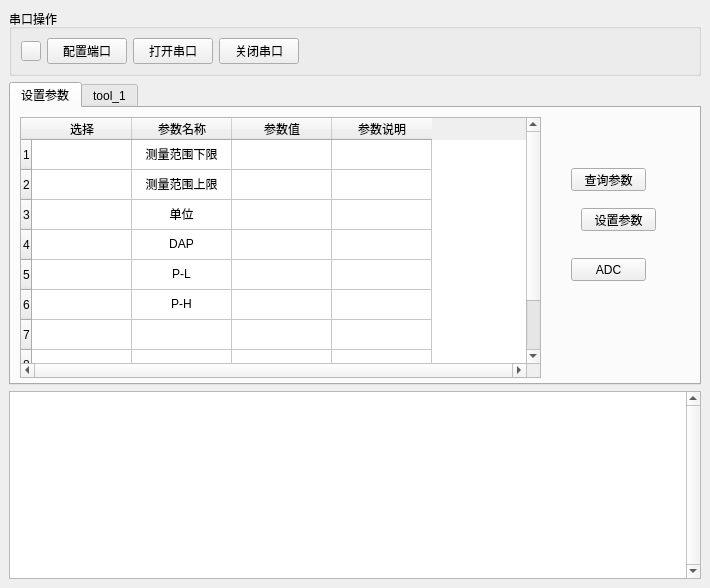
This is UI/MainUi.ui in lulei2147/CalibrationTool as Qt 5 draws it before an edit. The edited form follows.
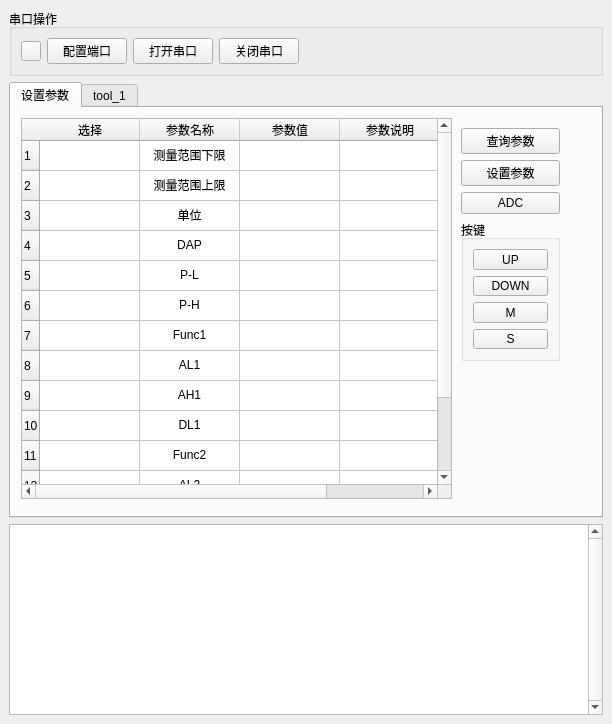
This is the edited form.

Commit message: “查询参数”功能初步完成

The edit to the form file:
```diff
--- a/UI/MainUi.ui
+++ b/UI/MainUi.ui
@@ -6,8 +6,8 @@
    <rect>
     <x>0</x>
     <y>0</y>
-    <width>710</width>
-    <height>588</height>
+    <width>612</width>
+    <height>724</height>
    </rect>
   </property>
   <property name="windowTitle">
@@ -16,7 +16,7 @@
   <widget class="QWidget" name="centralwidget">
    <layout class="QGridLayout" name="gridLayout">
     <item row="0" column="0">
-     <layout class="QVBoxLayout" name="verticalLayout_2" stretch="6,3">
+     <layout class="QVBoxLayout" name="verticalLayout_2" stretch="8,3">
       <item>
        <layout class="QVBoxLayout" name="verticalLayout">
         <item>
@@ -99,10 +99,10 @@
            <widget class="QTableWidget" name="tableWidget">
             <property name="geometry">
              <rect>
-              <x>9</x>
-              <y>9</y>
-              <width>521</width>
-              <height>261</height>
+              <x>10</x>
+              <y>10</y>
+              <width>431</width>
+              <height>381</height>
              </rect>
             </property>
             <property name="verticalScrollBarPolicy">
@@ -156,6 +156,31 @@
               <string>9</string>
              </property>
             </row>
+            <row>
+             <property name="text">
+              <string>10</string>
+             </property>
+            </row>
+            <row>
+             <property name="text">
+              <string>11</string>
+             </property>
+            </row>
+            <row>
+             <property name="text">
+              <string>12</string>
+             </property>
+            </row>
+            <row>
+             <property name="text">
+              <string>13</string>
+             </property>
+            </row>
+            <row>
+             <property name="text">
+              <string>14</string>
+             </property>
+            </row>
             <column>
              <property name="text">
               <string>    选择    </string>
@@ -326,6 +351,14 @@
               <set>AlignCenter</set>
              </property>
             </item>
+            <item row="6" column="1">
+             <property name="text">
+              <string>Func1</string>
+             </property>
+             <property name="textAlignment">
+              <set>AlignCenter</set>
+             </property>
+            </item>
             <item row="6" column="2">
              <property name="text">
               <string/>
@@ -334,45 +367,171 @@
               <set>AlignCenter</set>
              </property>
             </item>
+            <item row="7" column="1">
+             <property name="text">
+              <string>AL1</string>
+             </property>
+             <property name="textAlignment">
+              <set>AlignCenter</set>
+             </property>
+            </item>
+            <item row="7" column="2">
+             <property name="textAlignment">
+              <set>AlignCenter</set>
+             </property>
+            </item>
+            <item row="8" column="1">
+             <property name="text">
+              <string>AH1</string>
+             </property>
+             <property name="textAlignment">
+              <set>AlignCenter</set>
+             </property>
+            </item>
+            <item row="8" column="2">
+             <property name="textAlignment">
+              <set>AlignCenter</set>
+             </property>
+            </item>
+            <item row="9" column="1">
+             <property name="text">
+              <string>DL1</string>
+             </property>
+             <property name="textAlignment">
+              <set>AlignCenter</set>
+             </property>
+            </item>
+            <item row="9" column="2">
+             <property name="textAlignment">
+              <set>AlignCenter</set>
+             </property>
+            </item>
+            <item row="10" column="1">
+             <property name="text">
+              <string>Func2</string>
+             </property>
+             <property name="textAlignment">
+              <set>AlignCenter</set>
+             </property>
+            </item>
+            <item row="10" column="2">
+             <property name="textAlignment">
+              <set>AlignCenter</set>
+             </property>
+            </item>
+            <item row="11" column="1">
+             <property name="text">
+              <string>AL2</string>
+             </property>
+             <property name="textAlignment">
+              <set>AlignCenter</set>
+             </property>
+            </item>
+            <item row="11" column="2">
+             <property name="textAlignment">
+              <set>AlignCenter</set>
+             </property>
+            </item>
+            <item row="12" column="1">
+             <property name="text">
+              <string>AH2</string>
+             </property>
+             <property name="textAlignment">
+              <set>AlignCenter</set>
+             </property>
+            </item>
+            <item row="12" column="2">
+             <property name="textAlignment">
+              <set>AlignCenter</set>
+             </property>
+            </item>
+            <item row="13" column="1">
+             <property name="text">
+              <string>DL2</string>
+             </property>
+             <property name="textAlignment">
+              <set>AlignCenter</set>
+             </property>
+            </item>
+            <item row="13" column="2">
+             <property name="textAlignment">
+              <set>AlignCenter</set>
+             </property>
+            </item>
            </widget>
-           <widget class="QPushButton" name="btn_get_adc">
+           <widget class="QWidget" name="">
             <property name="geometry">
              <rect>
-              <x>560</x>
-              <y>150</y>
-              <width>75</width>
-              <height>23</height>
+              <x>450</x>
+              <y>20</y>
+              <width>99</width>
+              <height>233</height>
              </rect>
             </property>
-            <property name="text">
-             <string>ADC</string>
-            </property>
-           </widget>
-           <widget class="QPushButton" name="btn_queryParam">
-            <property name="geometry">
-             <rect>
-              <x>560</x>
-              <y>60</y>
-              <width>75</width>
-              <height>23</height>
-             </rect>
-            </property>
-            <property name="text">
-             <string>查询参数</string>
-            </property>
-           </widget>
-           <widget class="QPushButton" name="btn_setParam">
-            <property name="geometry">
-             <rect>
-              <x>570</x>
-              <y>100</y>
-              <width>75</width>
-              <height>23</height>
-             </rect>
-            </property>
-            <property name="text">
-             <string>设置参数</string>
-            </property>
+            <layout class="QVBoxLayout" name="verticalLayout_4">
+             <item>
+              <widget class="QPushButton" name="btn_queryParam">
+               <property name="text">
+                <string>查询参数</string>
+               </property>
+              </widget>
+             </item>
+             <item>
+              <widget class="QPushButton" name="btn_setParam">
+               <property name="text">
+                <string>设置参数</string>
+               </property>
+              </widget>
+             </item>
+             <item>
+              <widget class="QPushButton" name="btn_get_adc">
+               <property name="text">
+                <string>ADC</string>
+               </property>
+              </widget>
+             </item>
+             <item>
+              <widget class="QGroupBox" name="groupBox_2">
+               <property name="title">
+                <string>按键</string>
+               </property>
+               <layout class="QGridLayout" name="gridLayout_2">
+                <item row="0" column="0">
+                 <layout class="QVBoxLayout" name="verticalLayout_3">
+                  <item>
+                   <widget class="QPushButton" name="btn_keyUp">
+                    <property name="text">
+                     <string>UP</string>
+                    </property>
+                   </widget>
+                  </item>
+                  <item>
+                   <widget class="QPushButton" name="btn_keyDown">
+                    <property name="text">
+                     <string>DOWN</string>
+                    </property>
+                   </widget>
+                  </item>
+                  <item>
+                   <widget class="QPushButton" name="btn_keyM">
+                    <property name="text">
+                     <string>M</string>
+                    </property>
+                   </widget>
+                  </item>
+                  <item>
+                   <widget class="QPushButton" name="btn_keyS">
+                    <property name="text">
+                     <string>S</string>
+                    </property>
+                   </widget>
+                  </item>
+                 </layout>
+                </item>
+               </layout>
+              </widget>
+             </item>
+            </layout>
            </widget>
           </widget>
           <widget class="QWidget" name="tab_2">
```
Left out of the diff: 75 changed lines with no effect on the pictures. The commit also changes 2 other files.
